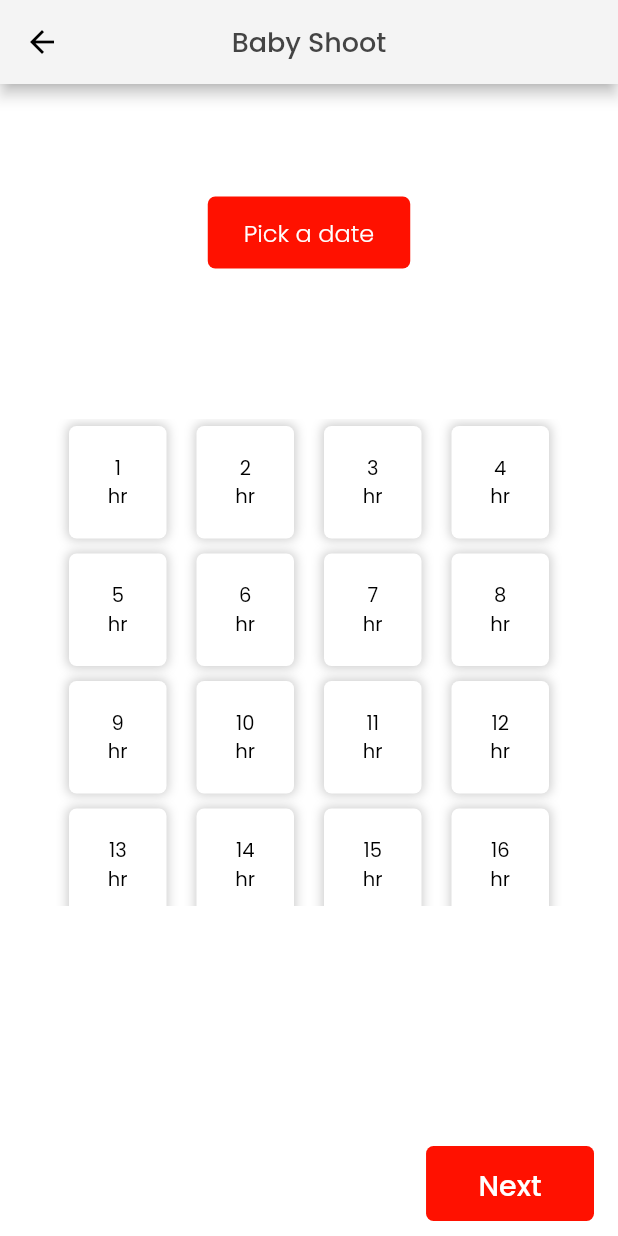
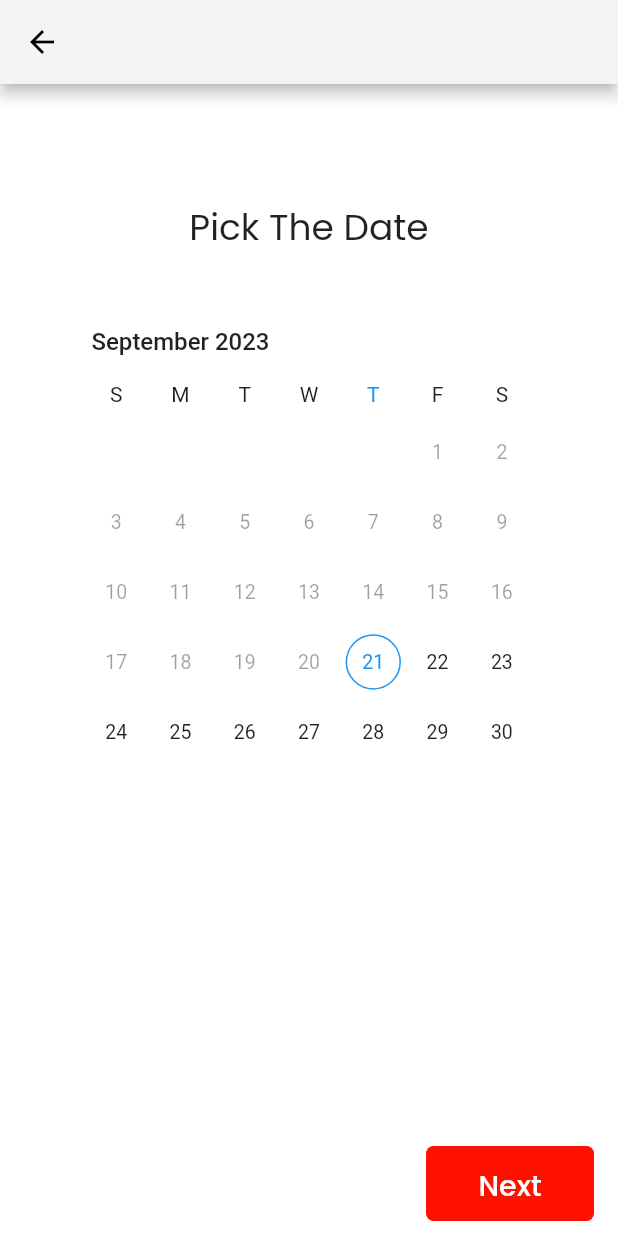
Before and after one commit to ArulRosario93/lambo-photography, a Flutter app: the DateAndTime screen opened directly with empty values, on a phone screen of 412 x 824 dp. Run offline on Flutter 3.47's test engine with Material 2 defaults, Android fonts, the phone set to English and light mode, and no system bars; drawn by our look-alikes of syncfusion_flutter_datepicker; our stand-ins replace carousel_slider, cloud_firestore, firebase_auth, firebase_core, firebase_storage, google_fonts and 1 more; missing offline and left inert: email_otp, flutter_stripe; accounts and stored records are empty; network calls fail.

Commit message:
Simple Corrections

```diff
--- a/lib/Widgets/Container/ContainerDates/ContainerDates.dart
+++ b/lib/Widgets/Container/ContainerDates/ContainerDates.dart
@@ -78,7 +78,7 @@ class _ContainerDatesState extends State<ContainerDates> {
         // });
       }
 
-      Navigator.pop(context);
+      // Navigator.pop(context);
     }
 
     return Container(
--- a/lib/Widgets/Date&Time/Date&Time.dart
+++ b/lib/Widgets/Date&Time/Date&Time.dart
@@ -2,7 +2,7 @@ import 'package:firebase_core/firebase_core.dart';
 import 'package:flutter/material.dart';
 import 'package:google_fonts/google_fonts.dart';
 import 'package:login_screen/Widgets/Container/ContainerDates/ContainerDates.dart';
-import 'package:login_screen/Widgets/Date&Time/Time/TimeinRow.dart';
+import 'package:syncfusion_flutter_datepicker/datepicker.dart';
 import 'package:login_screen/Widgets/FeaturedPage/FeaturedPage.dart';
 import 'package:cloud_firestore/cloud_firestore.dart';
 import 'package:login_screen/Widgets/FeaturedPage/FeaturedVariety/FeaturedVariety.dart';
@@ -28,7 +28,30 @@ class _DateAndTimeState extends State<DateAndTime> {
 
   List finalDate = [];
 
+  List? dateSelected;
+
   var snap1;
+
+  String _twoDigits(int n) {
+    if (n >= 10) return "$n";
+    return "0$n";
+  }
+
+  String extractDate(String dateRangeString) {
+    // Remove brackets and split the string by comma
+    // Remove brackets and split the string by space
+    String cleanDate =
+        dateRangeString.substring(0, dateRangeString.indexOf(' '));
+
+    // Parse the cleaned string into a DateTime object
+    DateTime date = DateTime.parse(cleanDate);
+
+    // Format the DateTime object as desired (in yyyy-MM-dd format)
+    String formattedDate =
+        "${date.year}-${_twoDigits(date.month)}-${_twoDigits(date.day)}";
+
+    return formattedDate;
+  }
 
   void handleCalled() async {
     DocumentSnapshot<Map<String, dynamic>> snapshot = await FirebaseFirestore
@@ -66,6 +89,34 @@ class _DateAndTimeState extends State<DateAndTime> {
       });
     }
 
+    void onSubmit() {
+      for (var i = 0; i < dateSelected!.length; i++) {
+        // if (dateSelected!.length > 1) {
+        String dateRangeString = dateSelected![i].toString();
+
+        // Extract the date from the range string
+        String extractedDate = extractDate(dateRangeString);
+
+        DateTime date = DateTime.parse(extractedDate);
+
+        // Format the DateTime object as desired (in dd/MM/yyyy format)
+        String reversedFormat =
+            "${_twoDigits(date.day)}/${_twoDigits(date.month)}/${date.year}";
+
+        print("Extracted Date: $reversedFormat");
+
+        handledateSelected(reversedFormat);
+      }
+    }
+
+    void _onDaySelected(
+        DateRangePickerSelectionChangedArgs
+            dateRangePickerSelectionChangedArgs) {
+      setState(() {
+        dateSelected = dateRangePickerSelectionChangedArgs.value;
+      });
+    }
+
     return Scaffold(
       backgroundColor: const Color.fromARGB(255, 255, 255, 255),
       appBar: AppBar(
@@ -73,47 +124,42 @@ class _DateAndTimeState extends State<DateAndTime> {
         foregroundColor: Colors.black,
         centerTitle: true,
         title: Text(
-          "Baby Shoot",
+          widget.name,
           style: GoogleFonts.poppins(
               color: const Color.fromARGB(221, 41, 41, 41), fontSize: 18),
         ),
       ),
       body: SingleChildScrollView(
           child: Column(children: [
+        // const Padding(padding: EdgeInsets.symmetric(vertical: 20)),
         const Padding(padding: EdgeInsets.symmetric(vertical: 20)),
         Container(
-            margin: const EdgeInsets.symmetric(horizontal: 16, vertical: 30),
+            height: 500,
             alignment: Alignment.center,
-            // color: Colors.red,
-            padding: const EdgeInsets.symmetric(vertical: 5),
-            // height: 500,
-            child: ContainerDates(handledateSelected: handledateSelected)),
-        const Padding(padding: EdgeInsets.symmetric(vertical: 20)),
-        Container(
-            margin: const EdgeInsets.symmetric(horizontal: 36, vertical: 20),
-            alignment: Alignment.center,
-            height: 335,
-            padding: const EdgeInsets.symmetric(vertical: 5),
-            child: Flexible(
-              flex: 1,
-              fit: FlexFit.tight,
-              child: NotificationListener<OverscrollIndicatorNotification>(
-                onNotification: (overscroll) {
-                  // Prevent the default overscroll indicator from showing
-                  overscroll.disallowIndicator();
-                  return true;
-                },
-                child: GridView.count(
-                  crossAxisCount: 4,
-                  children: List.generate(24, (index) {
-                    return TimeInRow(
-                      time: index + 1,
-                      hrs: "hr",
-                      handleChange: handleChangeTime,
-                    );
-                  }),
+            child: Column(
+              mainAxisAlignment: MainAxisAlignment.spaceEvenly,
+              children: [
+                Container(
+                  child: Text("Pick The Date",
+                      style: GoogleFonts.poppins(
+                          textStyle: TextStyle(fontSize: 24))),
                 ),
-              ),
+                SizedBox(
+                    height: 350,
+                    width: 300,
+                    // color: Colors.redAccent,
+                    child: SfDateRangePicker(
+                      // maxDate: l stDate,
+                      initialDisplayDate: DateTime.now(),
+                      enablePastDates: false,
+                      selectionTextStyle:
+                          GoogleFonts.poppins(textStyle: TextStyle()),
+                      // showActionButtons: true,
+                      view: DateRangePickerView.month,
+                      selectionMode: DateRangePickerSelectionMode.multiple,
+                      onSelectionChanged: _onDaySelected,
+                    )),
+              ],
             )),
       ])),
       bottomSheet: Container(
@@ -127,6 +173,7 @@ class _DateAndTimeState extends State<DateAndTime> {
               print(widget.description);
               print(widget.snap);
               print(widget.name);
+              onSubmit();
               Navigator.push(
                   context,
                   MaterialPageRoute(
--- a/lib/default_payment_profile_google_pay.dart
+++ b/lib/default_payment_profile_google_pay.dart
@@ -24,7 +24,7 @@ const String defaultGooglePay = '''{
           }
         }
       }
-    ],
+  ],
     "merchantInfo": {
       "merchantId": "BCR2DN4TR2DKXVJB",
       "merchantName": "Photography"
--- a/lib/main.dart
+++ b/lib/main.dart
@@ -6,6 +6,7 @@ import 'package:flutter/material.dart';
 import 'package:flutter_stripe/flutter_stripe.dart';
 import 'package:login_screen/Widgets/FeaturedPage/FeaturedVariety/FeaturedVariety.dart';
 import 'package:login_screen/Widgets/Home/Home.dart';
+import 'package:login_screen/Widgets/Login/Login.dart';
 import 'package:login_screen/Widgets/Login/LoginController.dart';
 
 void main() async {
```
Also changed, not shown: lib/AutomaticLogin/AutomaticLogin.dart (added, +10 -0 lines), lib/Widgets/Account/Account.dart (+1 -11 lines), lib/Widgets/Container/ContainerPage.dart (+11 -8 lines), lib/Widgets/FeaturedPage/FeaturedPage.dart (+10 -30 lines), lib/Widgets/FeaturedPage/FeaturedVariety/FeaturedVariety.dart (+23 -30 lines), lib/Widgets/Home/Home.dart (+5 -6 lines), lib/Widgets/Login/Login.dart (+4 -3 lines), lib/Models/User.dart (indentation only), 2 other files.
